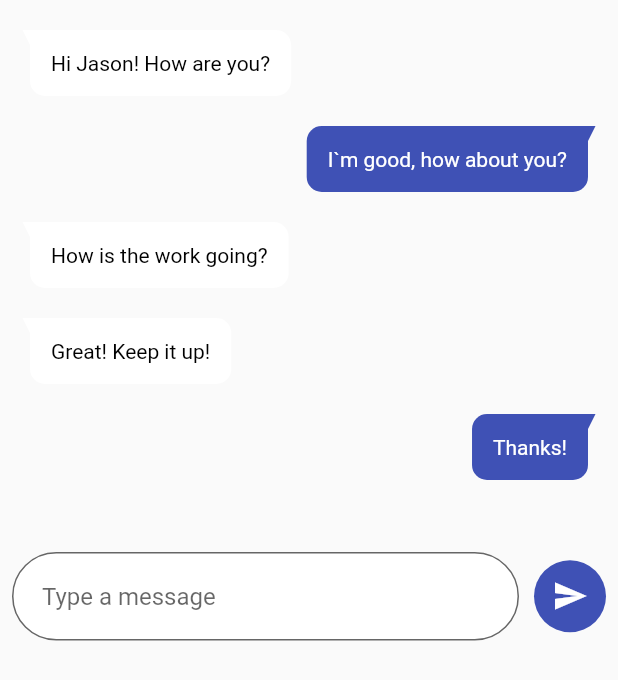
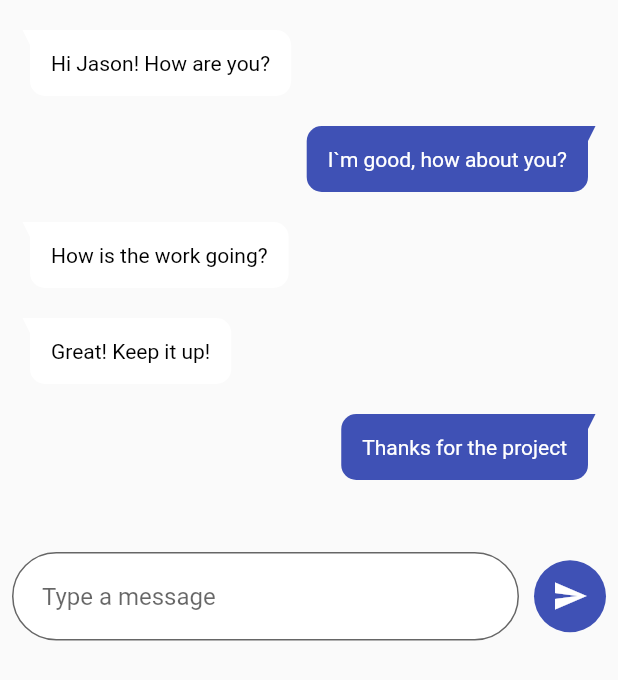
Before and after one commit to sufyankamil/Todo-task, a Flutter app: the ChatScreen screen opened directly with empty values, on a phone screen of 412 x 824 dp. Shown: the top 680 px of the screen. Run offline on Flutter 3.47's test engine with Material 2 defaults, Android fonts, the phone set to English and light mode, and no system bars; our stand-ins replace introduction_screen.

Commit message:
removed unwanted code

```diff
--- a/lib/common/constants.dart
+++ b/lib/common/constants.dart
@@ -30,4 +30,23 @@ class Constants {
 
   static const String closedCardContent = 'Linux TroubleShoot';
   static const String closedCardContent1 = 'Angular Framework Test';
+
+  static const chat1 = 'Hi Jason! How are you?';
+  static const chat2 = 'I`m good, how about you?';
+  static const chat3 = 'How is the work going?';
+
+  static const completedChat =  'Task`s has been completed and project has been closed.';
+  static const inProgressChat = 'I`ve just started working on the project.';
+  static const inReviewChat = 'I`ve just reviewed the project.';
+
+  static const goodChat = 'Great! Keep it up!';
+  static const thanksChat = 'Thanks for the project';
+  static const welcomeChat = 'Welcome mann!';
+
+  static const typeMessage = 'Type a message';
+
+  static const chatId = 'chat-message';
+
+
+
 }
--- a/lib/main.dart
+++ b/lib/main.dart
@@ -1,5 +1,4 @@
 import 'package:flutter/material.dart';
-import 'package:task_screens/screens/SplashScreen.dart';
 import 'package:task_screens/screens/TaskDetails.dart';
 import 'package:task_screens/screens/walkthrough/WalkThrough.dart';
 
--- a/lib/screens/ChatScreen.dart
+++ b/lib/screens/ChatScreen.dart
@@ -1,4 +1,5 @@
 import 'package:flutter/material.dart';
+import 'package:task_screens/common/constants.dart';
 
 import '../common/chat.dart';
 
@@ -50,27 +51,27 @@ class _ChatScreenState extends State<ChatScreen> {
       child: ListView(
         children: [
           const ChatMessage(
-            id: 'chat-message',
+            id:Constants.chatId,
             content: Text(
-              'Hi Jason! How are you?',
+              Constants.chat1,
               style: TextStyle(color: Colors.black),
             ),
             received: true,
             chatBubbleColor: Colors.white,
           ),
           const ChatMessage(
-            id: 'chat-message',
+            id:Constants.chatId,
             content: Text(
-              'I`m good, how about you?',
+              Constants.chat2,
               style: TextStyle(color: Colors.white),
             ),
             received: false,
             chatBubbleColor: Colors.indigo,
           ),
           const ChatMessage(
-            id: 'chat-message',
+            id:Constants.chatId,
             content: Text(
-              'How is the work going?',
+              Constants.chat3,
               style: TextStyle(color: Colors.black),
             ),
             received: true,
@@ -78,9 +79,9 @@ class _ChatScreenState extends State<ChatScreen> {
           ),
           widget.isClosed
               ? const ChatMessage(
-                  id: 'chat-message',
+                  id:Constants.chatId,
                   content: Text(
-                    'Task`s has been completed and project has been closed.',
+                    Constants.completedChat,
                     style: TextStyle(color: Colors.white, fontSize: 12),
                   ),
                   received: false,
@@ -88,9 +89,9 @@ class _ChatScreenState extends State<ChatScreen> {
                 )
               : widget.isShipped
                   ? const ChatMessage(
-                      id: 'chat-message',
+                      id:Constants.chatId,
                       content: Text(
-                        'I`ve just shipped the project.',
+                        Constants.inProgressChat,
                         style: TextStyle(color: Colors.white),
                       ),
                       received: false,
@@ -98,9 +99,9 @@ class _ChatScreenState extends State<ChatScreen> {
                     )
                   : widget.isReview
                       ? const ChatMessage(
-                          id: 'chat-message',
+                          id:Constants.chatId,
                           content: Text(
-                            'I`ve just reviewed the project.',
+                            Constants.inReviewChat,
                             style: TextStyle(color: Colors.white),
                           ),
                           received: false,
@@ -108,18 +109,18 @@ class _ChatScreenState extends State<ChatScreen> {
                         )
                       : const SizedBox(),
           const ChatMessage(
-            id: 'chat-message',
+            id:Constants.chatId,
             content: Text(
-              'Great! Keep it up!',
+              Constants.goodChat,
               style: TextStyle(color: Colors.black),
             ),
             received: true,
             chatBubbleColor: Colors.white,
           ),
           const ChatMessage(
-            id: 'chat-message',
+            id:Constants.chatId,
             content: Text(
-              'Thanks!',
+              Constants.thanksChat,
               style: TextStyle(color: Colors.white),
             ),
             received: false,
@@ -127,9 +128,9 @@ class _ChatScreenState extends State<ChatScreen> {
           ),
           widget.isClosed
               ? const ChatMessage(
-                  id: 'chat-message',
+                  id:Constants.chatId,
                   content: Text(
-                    'Welcome mann!',
+                    Constants.welcomeChat,
                     style: TextStyle(color: Colors.black),
                   ),
                   received: true,
@@ -139,7 +140,7 @@ class _ChatScreenState extends State<ChatScreen> {
           const SizedBox(height: 20),
           isWritten
               ? ChatMessage(
-                  id: 'chat-message',
+                  id:Constants.chatId,
                   content: Text(
                     _message,
                     style: TextStyle(color: Colors.white),
@@ -159,7 +160,7 @@ class _ChatScreenState extends State<ChatScreen> {
                     child: TextFormField(
                       controller: _messageController,
                       decoration: InputDecoration(
-                        hintText: 'Type a message',
+                        hintText: Constants.typeMessage,
                         border: OutlineInputBorder(
                           borderRadius: BorderRadius.circular(30),
                         ),
@@ -171,8 +172,6 @@ class _ChatScreenState extends State<ChatScreen> {
                         setState(() {
                           _message = value!;
                         });
-                        print(_message);
-                        // _sendMessage();
                       },
                     ),
                   ),
--- a/lib/screens/TaskDetails.dart
+++ b/lib/screens/TaskDetails.dart
@@ -115,7 +115,6 @@ class _TaskDetailsState extends State<TaskDetails> {
                     LayoutBuilder(builder:
                         (BuildContext context, BoxConstraints constraints) {
                       if (constraints.maxWidth < 600) {
-                        // change the value of 600 as per your requirement
                         showDialog(
                           context: context,
                           builder: (BuildContext context) {
@@ -698,7 +697,7 @@ class _TaskDetailsState extends State<TaskDetails> {
 
   Widget _chatMessage() {
     return SizedBox(
-      height: 600,
+      height: 700,
       width: 400,
       child: ListView(
         shrinkWrap: true,
```
Also changed, not shown: lib/screens/SplashScreen.dart (deleted, +0 -42 lines).
